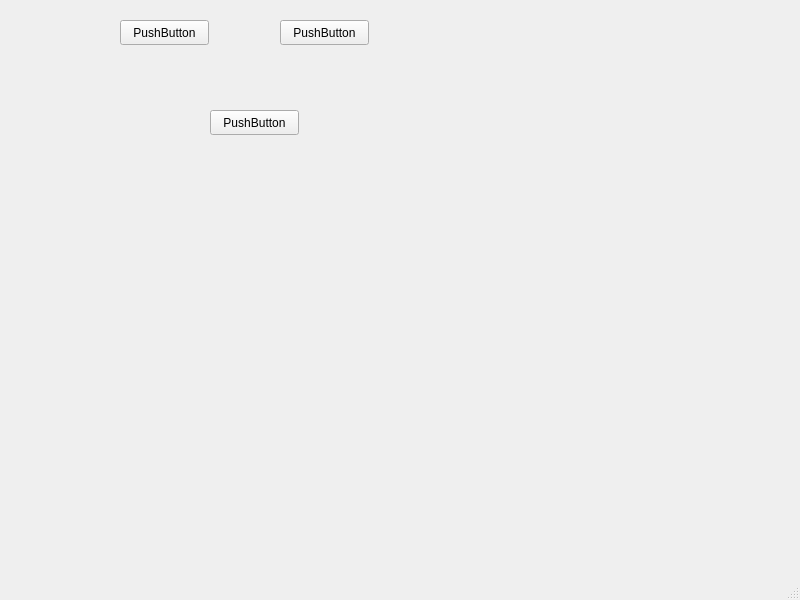
Before: the Qt Designer form mainwindow.ui in Spyght/Projeto_ECommerce, drawn with Qt 5.
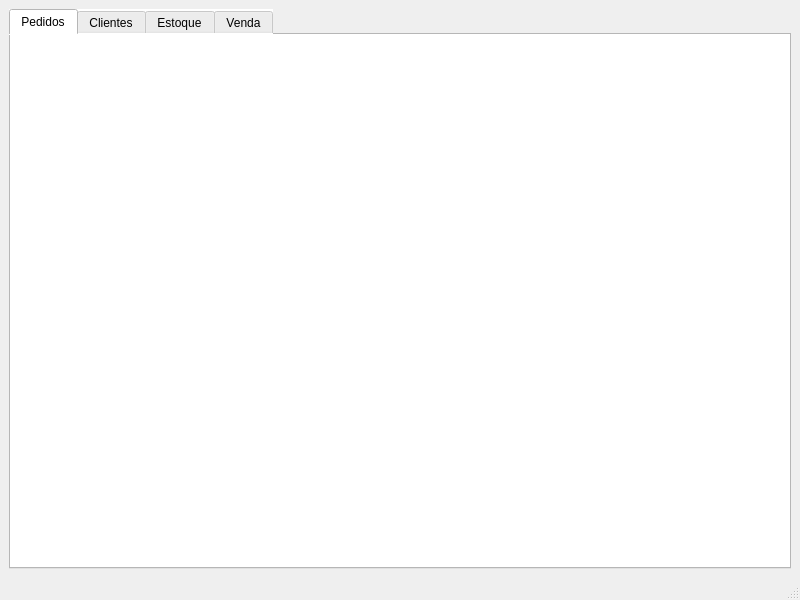
After: the same form once the commit is applied.

```diff
--- a/mainwindow.ui
+++ b/mainwindow.ui
@@ -14,45 +14,38 @@
    <string>MainWindow</string>
   </property>
   <widget class="QWidget" name="centralwidget">
-   <widget class="QPushButton" name="pushButton">
-    <property name="geometry">
-     <rect>
-      <x>120</x>
-      <y>20</y>
-      <width>89</width>
-      <height>25</height>
-     </rect>
-    </property>
-    <property name="text">
-     <string>PushButton</string>
-    </property>
-   </widget>
-   <widget class="QPushButton" name="pushButton_2">
-    <property name="geometry">
-     <rect>
-      <x>280</x>
-      <y>20</y>
-      <width>89</width>
-      <height>25</height>
-     </rect>
-    </property>
-    <property name="text">
-     <string>PushButton</string>
-    </property>
-   </widget>
-   <widget class="QPushButton" name="pushButton_3">
-    <property name="geometry">
-     <rect>
-      <x>210</x>
-      <y>110</y>
-      <width>89</width>
-      <height>25</height>
-     </rect>
-    </property>
-    <property name="text">
-     <string>PushButton</string>
-    </property>
-   </widget>
+   <layout class="QGridLayout" name="gridLayout">
+    <item row="0" column="0">
+     <widget class="QTabWidget" name="tabWidget">
+      <property name="styleSheet">
+       <string notr="true">background-color: rgb(255, 255, 255);</string>
+      </property>
+      <property name="currentIndex">
+       <number>0</number>
+      </property>
+      <widget class="QWidget" name="tab">
+       <attribute name="title">
+        <string>Pedidos</string>
+       </attribute>
+      </widget>
+      <widget class="QWidget" name="tab_2">
+       <attribute name="title">
+        <string>Clientes</string>
+       </attribute>
+      </widget>
+      <widget class="QWidget" name="tab_3">
+       <attribute name="title">
+        <string>Estoque</string>
+       </attribute>
+      </widget>
+      <widget class="QWidget" name="tab_4">
+       <attribute name="title">
+        <string>Venda</string>
+       </attribute>
+      </widget>
+     </widget>
+    </item>
+   </layout>
   </widget>
   <widget class="QMenuBar" name="menubar">
    <property name="geometry">
```
Left out of the diff: 2 changed lines with no effect on the pictures.
